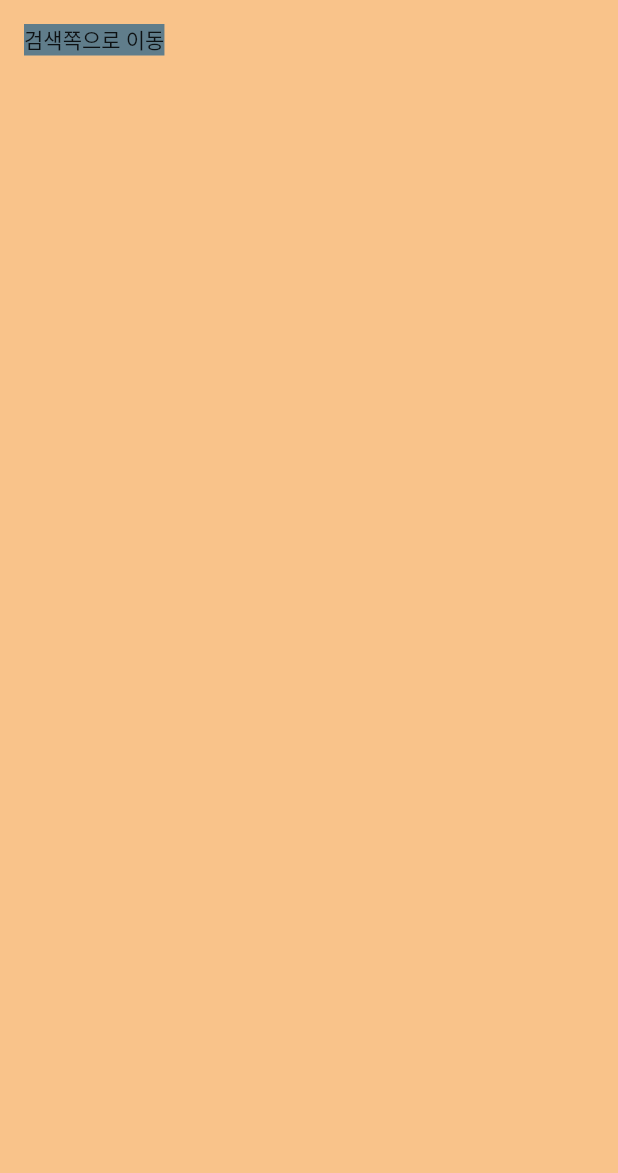
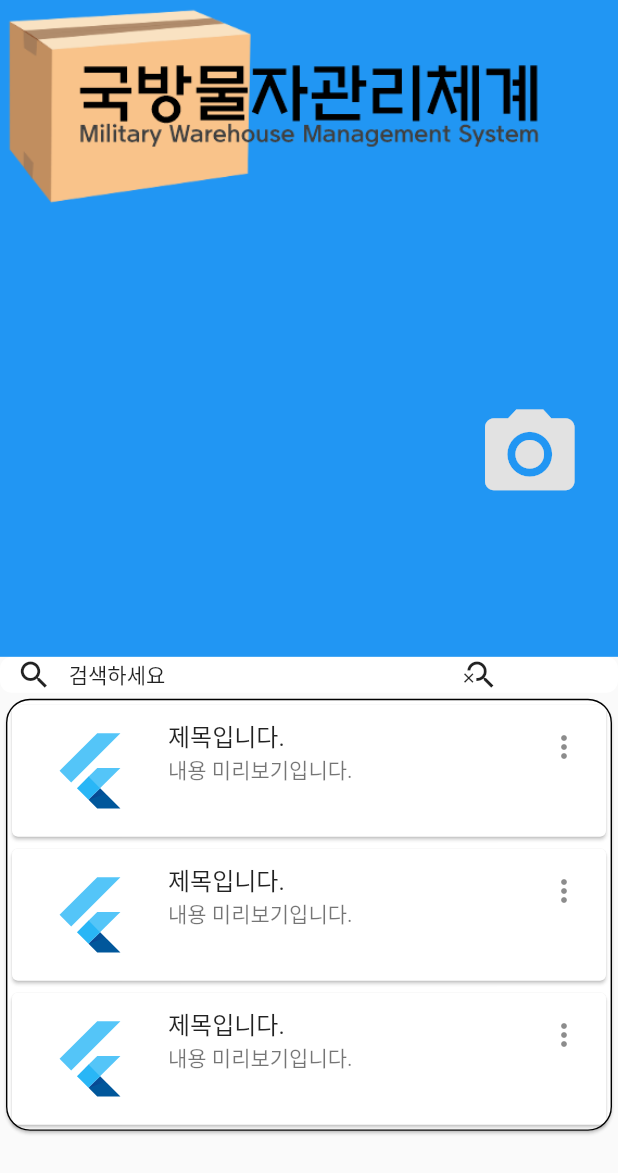
Before and after one commit to osamhack2022/WEB_APP_MWMS_RackVisor, a Flutter app: the FirstPage screen opened directly, on a phone screen of 412 x 824 dp. Shown: the top 1173 px of the screen. Run offline on Flutter 3.47's test engine with Material 2 defaults, Android fonts, the phone set to English and light mode, and no system bars; our stand-ins replace flutter_screenutil, get, hexcolor, image_picker, stylish_bottom_bar; network calls fail.

Commit message:
today1019

```diff
--- a/APP(FE)/myapp/lib/controller/searchbar_controller.dart
+++ b/APP(FE)/myapp/lib/controller/searchbar_controller.dart
@@ -5,26 +5,50 @@ import '../model/login_model.dart';
 import '../model/searchbar_model.dart';
 import '../services/web_service.dart';
 class SearchBarController extends GetxController {
-  Album album2;
+
 
   circularProgress() {
     return const Center(child: CircularProgressIndicator());
   }
 
   searchBar() {
-    return TextField(
-      style: const TextStyle(color: Colors.white),
-    decoration: InputDecoration(
-      filled: true,
-      fillColor: Colors.blueGrey,
-      border: OutlineInputBorder(
+    return Container(
+    decoration: BoxDecoration(
+      color: Colors.white,
         borderRadius: BorderRadius.circular(8.0),
-        borderSide: BorderSide.none,
-        ),
-        hintText: "검색하세요",
         prefixIcon: const Icon(Icons.search),
         prefixIconColor: const Color.fromARGB(255, 255, 255, 255)
-    )
+    ),
+    child: Row(
+      // ignore: prefer_const_literals_to_create_immutables
+      children: [
+
+        //아이콘
+        const Expanded(
+          flex: 1,
+          child:  Icon(Icons.search),
+        ),
+
+        //검색하세요
+        const Expanded(
+          flex: 4,
+          child: Text("검색하세요"),
+        ),
+
+
+        //qr 스캐너 on
+        const Expanded(
+          flex: 4,
+          child: Icon(Icons.search_off),
+        ),
+
+
+
+
+
+
+        ]
+      ),
   );
   }
 
@@ -44,11 +68,6 @@ class SearchBarController extends GetxController {
     );
   }
 
-    void upadateList() {
-    setState(( {
-      album.where((element) => element.title)
-    }))
-  }
 
 
   searchResultListView(AsyncSnapshot<List<Album>> snapshot) {
--- /dev/null
+++ b/APP(FE)/myapp/lib/screen/noticeScreen.dart
@@ -0,0 +1,39 @@
+import 'package:flutter/material.dart';
+import 'package:flutter_screenutil/flutter_screenutil.dart';
+
+class NoticeScreen extends StatelessWidget {
+  @override
+    Widget build(BuildContext context) {
+      return Container(
+        child: Card(
+          shape: RoundedRectangleBorder(
+            borderRadius: BorderRadius.circular(16.0),
+            side: BorderSide(width: 2.0.w),
+          ),
+          elevation: 2.0.w,
+          color: Colors.white,
+          child: Column(children: [
+            noticeScreenBuilder(),
+            noticeScreenBuilder(),
+            noticeScreenBuilder(),
+          ],)
+        ),
+      );
+    }
+
+
+  noticeScreenBuilder() {
+    return const Card(
+      child: ListTile(
+        // 공지사항 이미지
+        leading: FlutterLogo(size:72.0),
+        title: Text('제목입니다.'),
+        subtitle: Text(
+          '내용 미리보기입니다.'
+        ),
+        trailing: Icon(Icons.more_vert),
+        isThreeLine: true,
+      ),
+    );
+  }
+}
--- a/APP(FE)/myapp/lib/utils/global_colors.dart
+++ b/APP(FE)/myapp/lib/utils/global_colors.dart
@@ -4,4 +4,5 @@ class GlobalColors {
   static HexColor mainColor = HexColor('#f9c38a');
   static HexColor textColor = HexColor('#111111');
   static HexColor loginBorder = HexColor('#ffffff');
+  static HexColor brightGrey = HexColor('#E2E2E2');
 }
--- a/APP(FE)/myapp/lib/view/First_page.dart
+++ b/APP(FE)/myapp/lib/view/First_page.dart
@@ -1,33 +1,155 @@
+
+import 'dart:io';
 import 'package:flutter/material.dart';
+import 'package:flutter_screenutil/flutter_screenutil.dart';
 import 'package:get/get.dart';
+import 'package:image_picker/image_picker.dart';
 import 'package:myapp/controller/searchbar_controller.dart';
+import 'package:myapp/screen/noticeScreen.dart';
 import 'package:myapp/utils/global_colors.dart';
 
-class FirstPage extends StatelessWidget {
+
+class FirstPage extends StatefulWidget {
+
+
+  @override
+  State<FirstPage> createState() => _FirstPage();
+}
+
+
+class _FirstPage extends State<FirstPage> {
 
   SearchBarController searchBarController = Get.put(SearchBarController());
 
 
+  final ImagePicker _picker = ImagePicker();
+  XFile? _imageFile;
+
+
+
   @override
   Widget build(BuildContext context) {
+    ScreenUtil.init(context, designSize: const Size(896, 414));
+
+
+    //부대 이미지 변경 카메라 클릭시 발생
+    Widget bottomSheet() {
+
+      void takePhoto(ImageSource source) async {
+      final pickedFile = await _picker.pickImage(
+        source: source
+      );
+      setState(() {
+        _imageFile = pickedFile!;
+      });
+    }
+
+      return Container(
+        height: 100.h,
+        width: MediaQuery.of(context).size.width,
+        margin: const EdgeInsets.symmetric(
+          horizontal: 20,
+          vertical: 20,
+        ),
+        child: Column(
+          children: <Widget>[
+            Text(
+              "사진을 선택하세요",
+              style: TextStyle(
+                fontSize: 20.0.sp,
+              ),
+            ),
+            //구분 여백
+            SizedBox(
+              height: 20.0.h,
+            ),
+
+            Row(
+              mainAxisAlignment: MainAxisAlignment.center,
+              children: <Widget> [
+                TextButton.icon(
+                  icon: Icon(Icons.camera),
+                  onPressed: () {
+                   takePhoto(ImageSource.camera);
+                  },
+                  label: Text("카메라")
+
+                ),
+
+                TextButton.icon(
+                  icon: Icon(Icons.image),
+                  onPressed: () {
+                   takePhoto(ImageSource.gallery);
+                  },
+                  label: Text("갤러리")
+                ),
+              ]
+            )
+          ]
+        ),
+      );
+    }
+
+
+
+
+
+
     return Scaffold(
-      backgroundColor: GlobalColors.mainColor,
-      body: Padding(
-        padding: const EdgeInsets.all(16),
-        child: Column(
-          mainAxisAlignment: MainAxisAlignment.start,
-          crossAxisAlignment: CrossAxisAlignment.start,
-          children: [
-            InkWell(
-              child: Container(
-                color: Colors.blueGrey,
-                child: const Text('검색쪽으로 이동'),
+      body: CustomScrollView(
+        slivers: [
+          SliverAppBar(
+          expandedHeight: 220.h,
+          flexibleSpace: FlexibleSpaceBar(
+                  //이미지
+                  background:
+                  Stack(
+                    children: [
+
+                      if (_imageFile == null) Image.asset("images/main_logo.png",
+                      width: double.maxFinite,
+                      fit: BoxFit.cover,)
+                      else Image.network(_imageFile!.path,
+                      width: double.maxFinite,
+                      fit: BoxFit.cover,),
+
+
+                  Positioned(
+                bottom: 50.0.h,
+                right: 50.0.w,
+                child: InkWell(
+                  child: Icon(Icons.camera_alt,
+                  color: GlobalColors.brightGrey,
+                  size: 36.h,
+                  ),
+                  onTap: () {
+                    showModalBottomSheet(
+                      context: context,
+                      builder: ((builder) => bottomSheet()));
+                  },
                 ),
-              onTap: () => Get.toNamed('/searchPage'),
-            ),
-          ],
+              ),
+            ],
+          )
         ),
+        ),
+
+
+
+
+          //메인 밑
+          SliverToBoxAdapter(
+            child: Column(children: [
+              searchBarController.searchBar(),
+              NoticeScreen()
+
+            ]),
+          )
+        ],
       ),
     );
+
+
+
   }
 }
--- a/APP(FE)/myapp/lib/view/serach_page.dart
+++ b/APP(FE)/myapp/lib/view/serach_page.dart
@@ -5,7 +5,7 @@ import 'package:myapp/services/web_service.dart';
 import 'package:myapp/utils/global_colors.dart';
 
 import '../model/unit_page_model.dart';
-import 'gridcell.dart';
+import '../screen/gridcell.dart';
 
 class SearchPage extends StatelessWidget {
 
--- a/APP(FE)/myapp/lib/view/unit_page.dart
+++ b/APP(FE)/myapp/lib/view/unit_page.dart
@@ -2,7 +2,7 @@ import 'package:flutter/material.dart';
 import 'package:get/get.dart';
 import 'package:myapp/model/unit_page_model.dart';
 import 'package:myapp/services/web_service.dart';
-import 'package:myapp/view/gridcell.dart';
+import 'package:myapp/screen/gridcell.dart';
 
 
 class UnitPage extends StatefulWidget {
--- a/APP(FE)/myapp/pubspec.yaml
+++ b/APP(FE)/myapp/pubspec.yaml
@@ -56,6 +56,8 @@ dependencies:
   #screnn_util
   flutter_screenutil: ^5.5.4
 
+  #image_picker
+  image_picker: ^0.8.6
 
 dev_dependencies:
   flutter_test:
```
Also changed, not shown: APP(FE)/myapp/lib/screen/gridcell.dart (renamed from APP(FE)/myapp/lib/view/gridcell.dart), APP(FE)/myapp/pubspec.lock.
